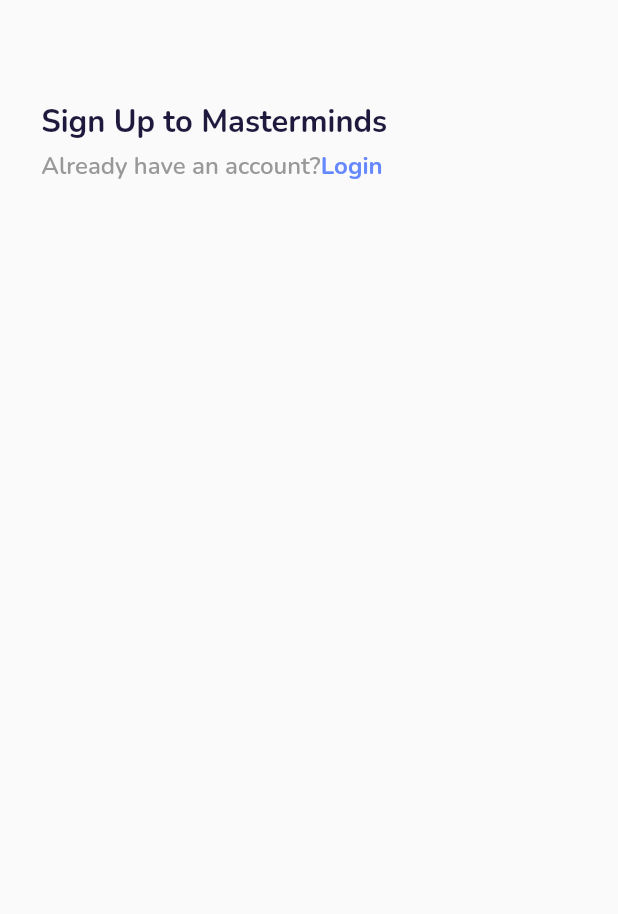
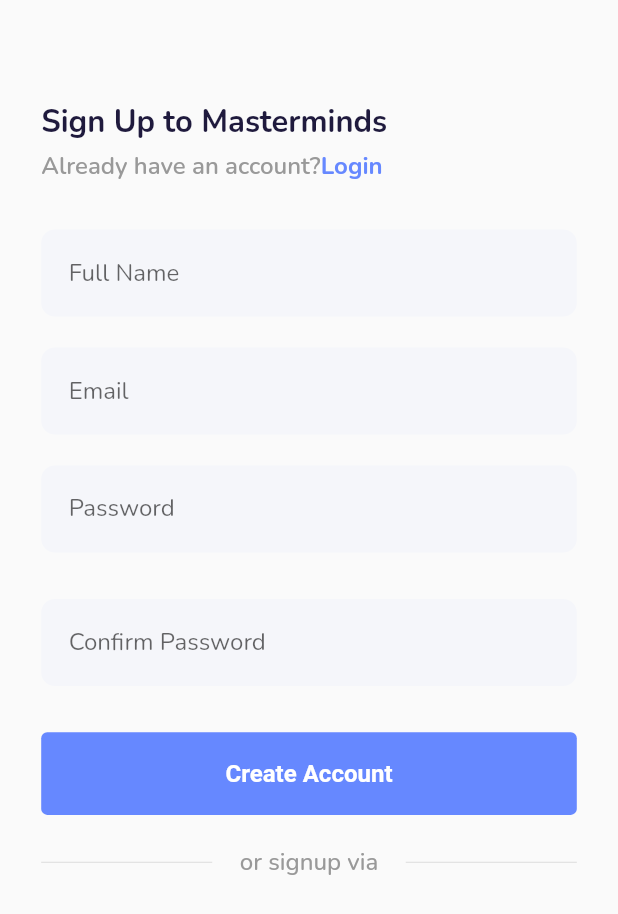
Before and after one commit to Mugisha-isaac/Flutte-responsive-authpages, a Flutter app: the screen it shows after launch, on a phone screen of 412 x 824 dp. Shown: the top 914 px of the screen. Run offline on Flutter 3.47's test engine with Material 2 defaults, Android fonts, the phone set to English and light mode, and no system bars; our stand-ins replace flutter_screenutil, google_fonts.

```diff
--- a/lib/main.dart
+++ b/lib/main.dart
@@ -47,7 +47,7 @@ class HomePage extends StatelessWidget {
               EdgeInsets.symmetric(horizontal: 16.w, vertical: 14.h),
           filled: true,
           fillColor: textFieldColor,
-          hintText: "first Name",
+          hintText: hint,
           hintStyle: TextStyle(fontSize: 14.sp, fontWeight: FontWeight.w400)),
     );
   }
@@ -89,6 +89,50 @@ class HomePage extends StatelessWidget {
                 ],
               ),
               SizedBox(height: 24.h),
+              getTextField(hint: "Full Name"),
+              SizedBox(height: 16.h),
+              getTextField(hint: "Email"),
+              SizedBox(height: 16.h),
+              getTextField(hint: "Password"),
+              SizedBox(height: 24.h),
+              getTextField(hint: "Confirm Password"),
+              SizedBox(height: 24.h),
+              SizedBox(
+                width: double.infinity,
+                child: TextButton(
+                  onPressed: () {},
+                  style: ButtonStyle(
+                      backgroundColor: MaterialStateProperty.all(purpleColor),
+                      foregroundColor: MaterialStateProperty.all(Colors.white),
+                      padding: MaterialStateProperty.all(
+                          EdgeInsets.symmetric(vertical: 14.h)),
+                      textStyle: MaterialStateProperty.all(TextStyle(
+                          fontSize: 14.sp, fontWeight: FontWeight.w700))),
+                  child: const Text("Create Account"),
+                ),
+              ),
+              SizedBox(
+                height: 16.h,
+              ),
+              Row(
+                children: [
+                  Expanded(child: Divider()),
+                  SizedBox(
+                    width: 16.w,
+                  ),
+                  Text(
+                    "or signup via",
+                    style: TextStyle(
+                        fontSize: 14.sp,
+                        fontWeight: FontWeight.w500,
+                        color: lightTextColor),
+                  ),
+                  SizedBox(
+                    width: 16.w,
+                  ),
+                  Expanded(child: Divider())
+                ],
+              )
             ],
           ),
         ),
```
